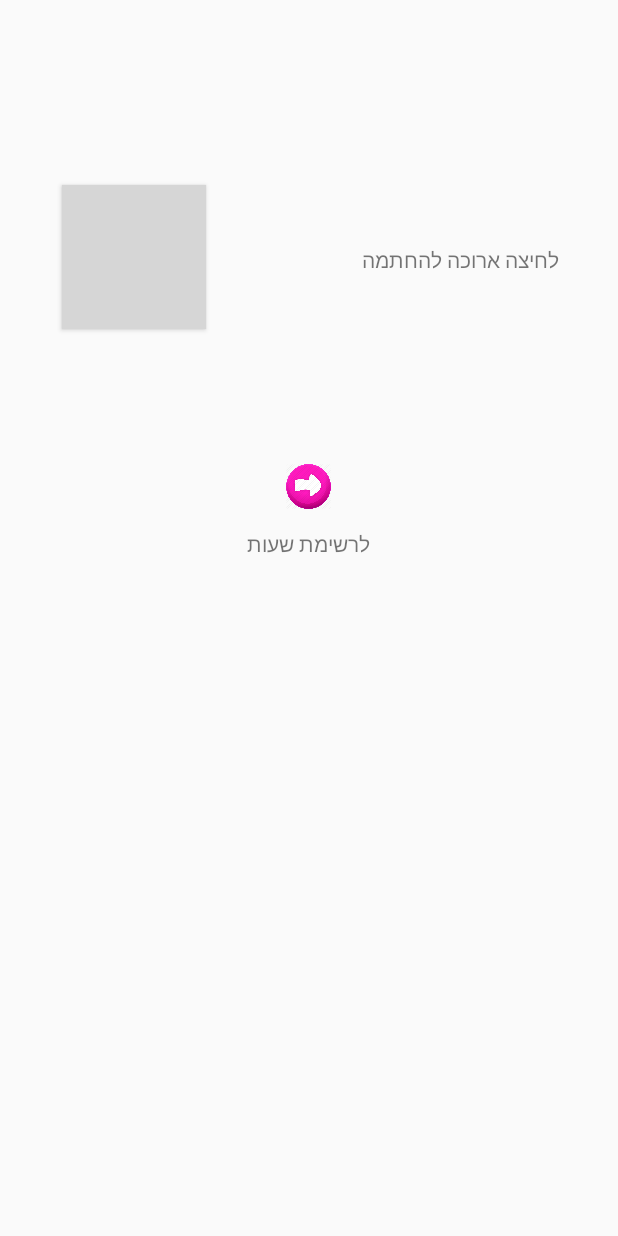
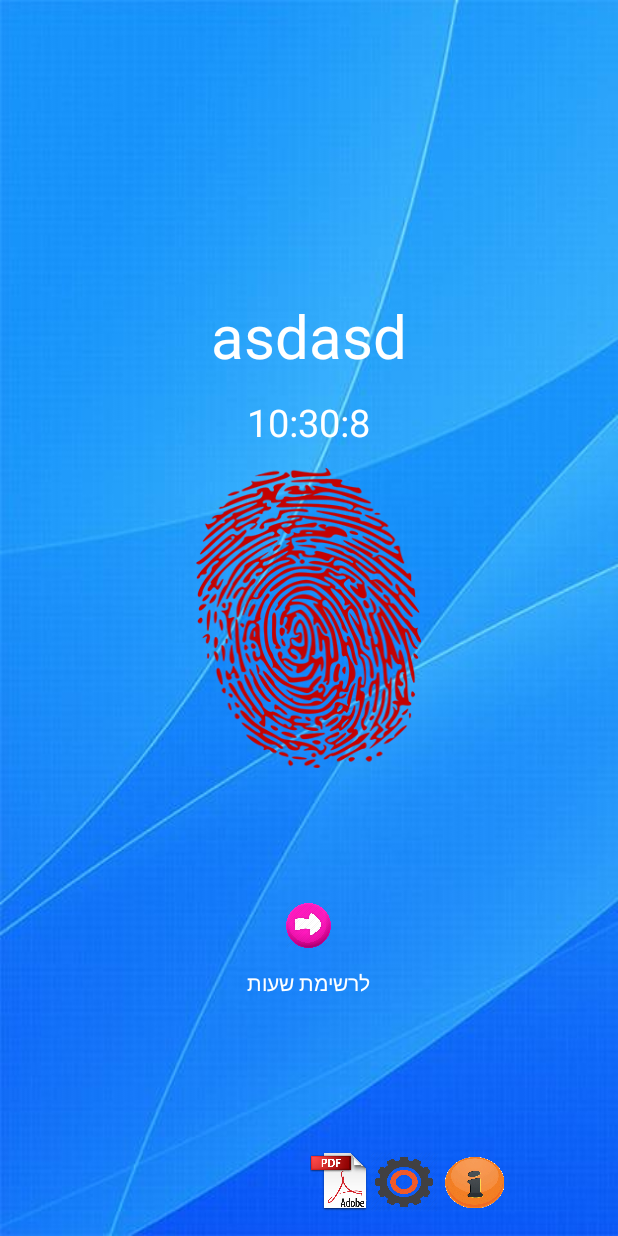
Before and after one commit to mohamadir/salary-app-practice, an Android app: the MainActivity screen opened directly, with no data from a screen before it, on a phone screen of 412 x 824 dp. Run offline under Robolectric (Android 15) with nearby library versions, the phone set to English and light mode, and no system bars; grey boxes are pictures that could not be loaded.

Commit message:
fix design

```diff
--- a/app/build.gradle
+++ b/app/build.gradle
@@ -20,10 +20,11 @@ android {
 }
 
 dependencies {
-    compile fileTree(dir: 'libs', include: ['*.jar'])
+    compile fileTree(include: ['*.jar'], dir: 'libs')
     androidTestCompile('com.android.support.test.espresso:espresso-core:2.2.2', {
         exclude group: 'com.android.support', module: 'support-annotations'
     })
     compile 'com.android.support:appcompat-v7:23.2.1'
     testCompile 'junit:junit:4.12'
+  //  compile files('E:/ANDROID STUDIO MATERIAL DESIGN/FilesTutorial/.idea/libraries/itextg-5.5.10-javadoc.jar')
 }
--- a/app/src/main/AndroidManifest.xml
+++ b/app/src/main/AndroidManifest.xml
@@ -1,6 +1,7 @@
 <?xml version="1.0" encoding="utf-8"?>
 <manifest xmlns:android="http://schemas.android.com/apk/res/android"
     package="com.example.mohamdib.filestutorial">
+    <uses-permission android:name="android.permission.WRITE_EXTERNAL_STORAGE"/>
 
     <application
         android:allowBackup="true"
--- a/app/src/main/java/com/example/mohamdib/filestutorial/MainActivity.java
+++ b/app/src/main/java/com/example/mohamdib/filestutorial/MainActivity.java
@@ -2,6 +2,10 @@ package com.example.mohamdib.filestutorial;
 
 import android.content.DialogInterface;
 import android.content.Intent;
+import android.graphics.pdf.PdfDocument;
+import android.os.CountDownTimer;
+import android.os.Environment;
+import android.provider.DocumentsContract;
 import android.support.v7.app.AlertDialog;
 import android.support.v7.app.AppCompatActivity;
 import android.os.Bundle;
@@ -14,6 +18,15 @@ import android.widget.ListView;
 import android.widget.TextView;
 import android.widget.Toast;
 
+import org.w3c.dom.Document;
+
+import java.io.BufferedReader;
+import java.io.File;
+import java.io.FileInputStream;
+import java.io.FileNotFoundException;
+import java.io.FileOutputStream;
+import java.io.IOException;
+import java.io.InputStreamReader;
 import java.text.DateFormat;
 import java.text.SimpleDateFormat;
 import java.util.ArrayList;
@@ -22,9 +35,13 @@ import java.util.Date;
 
 public class MainActivity extends AppCompatActivity{
 
-    Button btIn,btNext;
-    TextView tvDate,tvRes;
+    Button btIn,btNext,btPdf;
+    TextView tvDate,tvRes,tvTime,tvIn;
     String timeIn,timeOut;
+    String lines;
+    Document doc;
+    String outPath;
+
     Calendar c;
     boolean ifIn;
     String temp;// to add to the arrayList
@@ -41,9 +58,18 @@ public class MainActivity extends AppCompatActivity{
         this.getWindow().setFlags(WindowManager.LayoutParams.FLAG_FULLSCREEN, WindowManager.LayoutParams.FLAG_FULLSCREEN);
         getSupportActionBar().hide();
         setContentView(R.layout.activity_main);
-
+        tvTime=(TextView)findViewById(R.id.tvTime);
+        tvIn=(TextView)findViewById(R.id.tvIn);
         ifIn=false;
+        lines="";
         shifts=new ArrayList<String>();
+        btPdf=(Button )findViewById(R.id.btPdf);
+        btPdf.setOnClickListener(new View.OnClickListener() {
+            @Override
+            public void onClick(View v) {
+                createPdf();
+            }
+        });
 
         Button btNext=(Button)findViewById(R.id.btNext);
         btNext.setOnClickListener(new View.OnClickListener() {
@@ -55,7 +81,18 @@ public class MainActivity extends AppCompatActivity{
 
             }
         });
+        CountDownTimer newtimer = new CountDownTimer(1000000000, 1000) {
 
+            public void onTick(long millisUntilFinished) {
+                Calendar c = Calendar.getInstance();
+                    tvTime.setText(c.get(Calendar.HOUR)+":"+c.get(Calendar.MINUTE)+":"+c.get(Calendar.SECOND));
+
+            }
+            public void onFinish() {
+
+            }
+        };
+        newtimer.start();
 
         btIn=(Button)findViewById(R.id.btFinger);
         tvDate =(TextView)findViewById(R.id.tvDate);
@@ -70,17 +107,17 @@ public class MainActivity extends AppCompatActivity{
          timeOut="";
         month+=1;
         if(mints<10&&seconds<10)
-            tvDate.setText("  תאריך ושעה"+
-                    "0"+mints+":0"+seconds+"------"+c.get(Calendar.DAY_OF_MONTH)+"/"+month+"/"+c.get(Calendar.YEAR));
+            tvDate.setText("  תאריך "+
+                    /*"0"+mints+":0"+seconds+"------"+*/c.get(Calendar.DAY_OF_MONTH)+"/"+month+"/"+c.get(Calendar.YEAR));
         if(mints>=10&&seconds<10)
-            tvDate.setText("  תאריך ושעה"+
-                    ""+mints+":0"+seconds+"------"+c.get(Calendar.DAY_OF_MONTH)+"/"+month+"/"+c.get(Calendar.YEAR));
+            tvDate.setText("  תאריך"+
+                    /*""+mints+":0"+seconds+"------"+*/c.get(Calendar.DAY_OF_MONTH)+"/"+month+"/"+c.get(Calendar.YEAR));
         if(mints<10&&seconds>=10)
-            tvDate.setText("  תאריך ושעה"+
-                    "0"+mints+":"+seconds+"------"+c.get(Calendar.DAY_OF_MONTH)+"/"+month+"/"+c.get(Calendar.YEAR));
+            tvDate.setText("  תאריך "+
+                   /* "0"+mints+":"+seconds+"------"+*/c.get(Calendar.DAY_OF_MONTH)+"/"+month+"/"+c.get(Calendar.YEAR));
         if(mints>10&&seconds>10)
-            tvDate.setText("  תאריך ושעה"+
-                    ""+mints+":"+seconds+"------"+c.get(Calendar.DAY_OF_MONTH)+"/"+month+"/"+c.get(Calendar.YEAR));
+            tvDate.setText("  תאריך"+
+                   /* ""+mints+":"+seconds+"------"+*/c.get(Calendar.DAY_OF_MONTH)+"/"+month+"/"+c.get(Calendar.YEAR));
 
 
         // dialog to confirm signature
@@ -97,11 +134,16 @@ public class MainActivity extends AppCompatActivity{
                 if(!ifIn) {
                     c = Calendar.getInstance();
                ///     tvRes.setText(tvRes.getText().toString() + "כניסה:  " + c.get(Calendar.HOUR_OF_DAY) + ":" + c.get(Calendar.MINUTE));
+                    tvIn.setText("חתמת כניסה ב:  " + c.get(Calendar.HOUR_OF_DAY) + ":" + c.get(Calendar.MINUTE));
+
                     timeIn=c.get(Calendar.HOUR_OF_DAY) + ":" + c.get(Calendar.MINUTE);
                     ifIn=true;
-                    Toast.makeText(MainActivity.this, "חתמת בשעה:"+DateFormat.getDateTimeInstance().format(new Date()),
+                    Toast.makeText(MainActivity.this, "חתמת  בשעה:"+DateFormat.getDateTimeInstance().format(new Date()),
                             Toast.LENGTH_LONG).show();
-                   temp= "כניסה:  " + c.get(Calendar.HOUR_OF_DAY) + ":" + c.get(Calendar.MINUTE);
+                    int month=c.get(Calendar.MONTH);
+                    month+=1;
+                    temp=c.get(Calendar.DAY_OF_MONTH) + "/" + month+"   ";
+                    temp+= "כניסה:  " + c.get(Calendar.HOUR_OF_DAY) + ":" + c.get(Calendar.MINUTE);
                 }
                 else {
                     c = Calendar.getInstance();
@@ -116,6 +158,7 @@ public class MainActivity extends AppCompatActivity{
                     Toast.makeText(MainActivity.this, "חתמת בשעה:"+DateFormat.getDateTimeInstance().format(new Date()),
                             Toast.LENGTH_LONG).show();
                     temp+=" יציאה: " + c.get(Calendar.HOUR_OF_DAY) + ":" + c.get(Calendar.MINUTE);
+                    tvIn.setText("");
                     try {
                         date1 = format.parse(timeIn);
                         date2 = format.parse(timeOut);
@@ -131,6 +174,13 @@ public class MainActivity extends AppCompatActivity{
 
                     }
                     shifts.add(temp);
+                    try {
+                        readFromFile();
+                        writeToFile(temp);
+                    } catch (IOException e) {
+                        e.printStackTrace();
+                    }
+
                     temp="";
                  /*   adapter.notifyDataSetChanged();*/
                 }
@@ -168,4 +218,42 @@ public class MainActivity extends AppCompatActivity{
             }
         });
     }
+
+    private void createPdf() {
+        PdfDocument document = new PdfDocument();
+        outPath= Environment.getExternalStorageDirectory()+"/mypdf.pdf";
+
+    }
+
+    private void writeToFile(String temp) throws IOException {
+
+        String fileName="salary.txt";
+       // readFromFile();
+        try {
+            FileOutputStream fileOutputStream =openFileOutput(fileName,MODE_PRIVATE);
+        //    lines+=temp;
+            fileOutputStream.write(temp.getBytes());
+            fileOutputStream.close();
+
+        } catch (FileNotFoundException e) {
+            e.printStackTrace();
+        } catch (IOException e) {
+            e.printStackTrace();
+        }
+    }
+    private void readFromFile() throws IOException {
+        String line;
+        FileInputStream fileInputStream=openFileInput("salary.txt");
+        InputStreamReader  inputStreamReader=new InputStreamReader(fileInputStream);
+        //URL url = getClass().getResource("salary.txt");
+
+        //Toast.makeText(ShiftsActivity.this,""+url.toString(), Toast.LENGTH_LONG).show();
+        BufferedReader bufferReader = new BufferedReader(inputStreamReader);
+        StringBuffer stringBuffer=new StringBuffer();
+        while((line=bufferReader.readLine())!=null)
+        {
+            stringBuffer.append(line+"\n");
+        }
+      //  lines=line;
+    }
 }
--- a/app/src/main/res/layout/activity_main.xml
+++ b/app/src/main/res/layout/activity_main.xml
@@ -6,47 +6,10 @@
     android:layout_height="match_parent"
     android:paddingBottom="@dimen/activity_vertical_margin"
     android:paddingLeft="@dimen/activity_horizontal_margin"
+    android:background="@mipmap/config"
     android:paddingRight="@dimen/activity_horizontal_margin"
     android:paddingTop="@dimen/activity_vertical_margin"
     tools:context="com.example.mohamdib.filestutorial.MainActivity">
-
-    <TextView
-        android:layout_width="wrap_content"
-        android:layout_height="wrap_content"
-        android:layout_marginEnd="47dp"
-        android:id="@+id/tvDate"
-        android:layout_alignParentTop="true"
-        android:layout_alignParentEnd="true"
-        android:layout_marginTop="18dp" />
-
-    <TextView
-        android:layout_width="match_parent"
-        android:layout_height="wrap_content"
-        android:layout_marginTop="29dp"
-        android:id="@+id/textView"
-        android:layout_below="@+id/tvDate"
-        android:layout_centerHorizontal="true" />
-
-    <TextView
-        android:text="לחיצה ארוכה להחתמה"
-        android:layout_width="wrap_content"
-        android:layout_height="wrap_content"
-        android:id="@+id/textView2"
-        android:layout_below="@+id/textView"
-        android:layout_alignParentEnd="true"
-        android:layout_marginEnd="23dp"
-        android:layout_marginTop="61dp" />
-
-    <Button
-        android:text=""
-        android:layout_width="wrap_content"
-        android:layout_height="wrap_content"
-        android:background="@mipmap/fingerprinticon"
-        android:id="@+id/btFinger"
-        android:layout_marginTop="21dp"
-        android:layout_below="@+id/textView"
-        android:layout_alignParentStart="true"
-        android:layout_marginStart="25dp" />
 
     <Button
         android:text=""
@@ -60,6 +23,7 @@
 
     <TextView
         android:text="לרשימת שעות"
+        android:textColor="#FFFFFF"
         android:layout_width="wrap_content"
         android:layout_height="wrap_content"
         android:layout_below="@+id/btNext"
@@ -67,5 +31,78 @@
         android:layout_marginTop="13dp"
         android:id="@+id/textView5" />
 
+    <Button
+        android:text=""
+        android:layout_width="150dp"
+        android:background="@mipmap/fingerprint1"
+        android:id="@+id/btFinger"
+        android:layout_height="200dp"
+        android:layout_centerVertical="true"
+        android:layout_centerHorizontal="true" />
+
+    <Button
+        android:layout_width="40dp"
+        android:layout_height="40dp"
+        android:background="@mipmap/pdf"
+        android:id="@+id/btPdf"
+        android:layout_alignParentBottom="true"
+        android:layout_alignEnd="@+id/tvTime" />
+
+    <Button
+        android:layout_width="50dp"
+        android:layout_height="50dp"
+        android:background="@mipmap/aboutus"
+        android:id="@+id/button2"
+        android:layout_alignTop="@+id/btSettings"
+        android:layout_toEndOf="@+id/btSettings" />
+
+    <Button
+        android:layout_width="45dp"
+        android:layout_height="40dp"
+        android:background="@mipmap/settings"
+        android:id="@+id/btSettings"
+        android:layout_alignTop="@+id/btPdf"
+        android:layout_toEndOf="@+id/textView5" />
+
+    <TextView
+        android:layout_width="match_parent"
+        android:layout_height="wrap_content"
+        android:layout_marginTop="33dp"
+        android:textColor="#FFFFFF"
+        android:id="@+id/textView"
+        android:text=""
+        android:layout_below="@+id/btFinger"
+        android:layout_alignParentEnd="true"
+        android:layout_marginEnd="10dp" />
+
+    <TextView
+        android:text="TextView"
+        android:textColor="#FFFFFF"
+        android:layout_width="wrap_content"
+        android:layout_height="wrap_content"
+        android:id="@+id/tvTime"
+        android:textSize="25sp"
+        android:layout_above="@+id/btFinger"
+        android:layout_centerHorizontal="true"
+        android:layout_marginBottom="13dp" />
+
+    <TextView
+        android:layout_width="wrap_content"
+        android:layout_height="wrap_content"
+        android:id="@+id/tvDate"
+        android:textColor="#FFFFFF"
+        android:textSize="40sp"
+        android:text="asdasd"
+        android:layout_above="@+id/tvTime"
+        android:layout_centerHorizontal="true"
+        android:layout_marginBottom="13dp" />
+
+    <TextView
+        android:layout_width="wrap_content"
+        android:layout_height="wrap_content"
+        android:layout_centerVertical="true"
+        android:layout_toEndOf="@+id/button2"
+        android:id="@+id/tvIn" />
+
 
 </RelativeLayout>
```
Also changed, not shown: app/src/main/java/com/example/mohamdib/filestutorial/ShiftsActivity.java (+35 -0 lines), app/src/main/res/mipmap-hdpi/aboutus.png (added), app/src/main/res/mipmap-hdpi/config.jpg (added), app/src/main/res/mipmap-hdpi/fingerprint1.png (added), app/src/main/res/mipmap-hdpi/pdf.png (added), app/src/main/res/mipmap-hdpi/settings.png (added).
